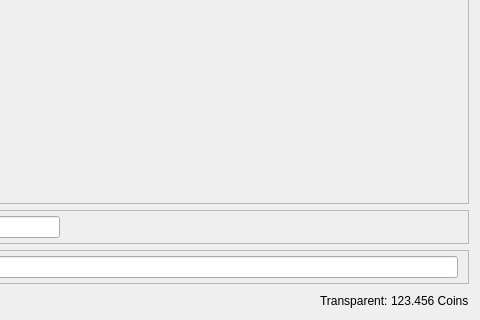
This is src/qt/forms/zsendcoinsdialog.ui in lightspeed393/SpaceOcean as Qt 5 draws it before an edit; both pictures show x 370 to 850 and y 206 to 526 of the 850 by 526 pixel window. The edited form follows.
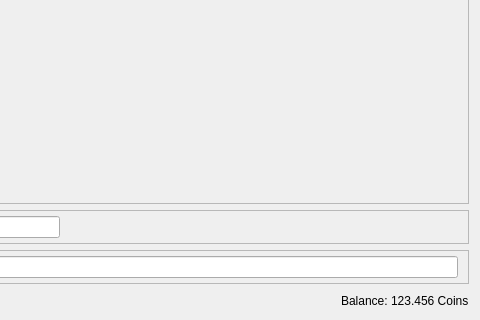
This is the edited form. Icons and pictures are not drawn. Custom widgets are drawn as their Qt base class.

Commit message: Changes for tSPACE in qt/forms.

```diff
--- a/src/qt/forms/zsendcoinsdialog.ui
+++ b/src/qt/forms/zsendcoinsdialog.ui
@@ -554,7 +554,7 @@
           </sizepolicy>
          </property>
          <property name="text">
-          <string>Transparent:</string>
+          <string>Balance:</string>
          </property>
         </widget>
        </item>
```
The commit also changes 7 other files.
